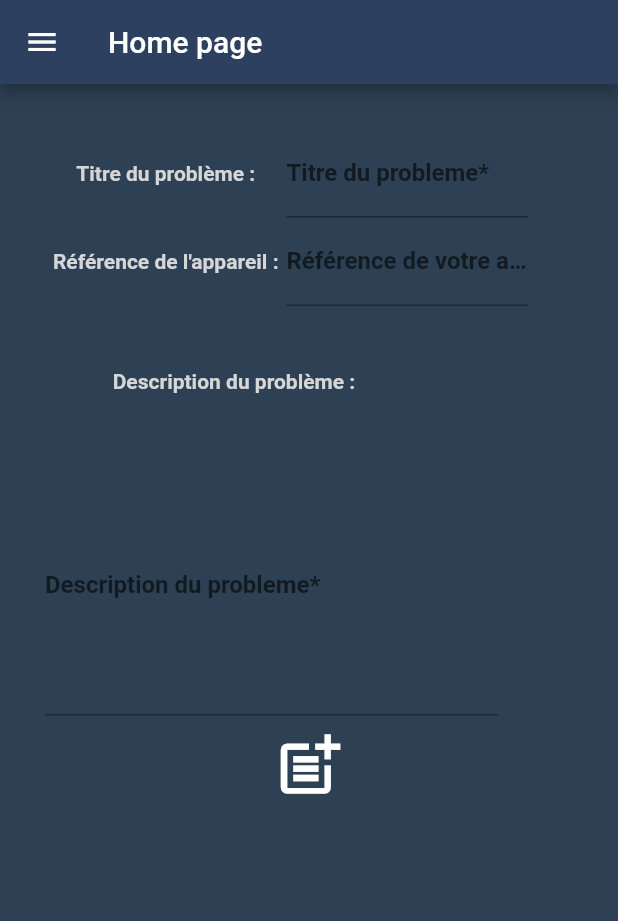
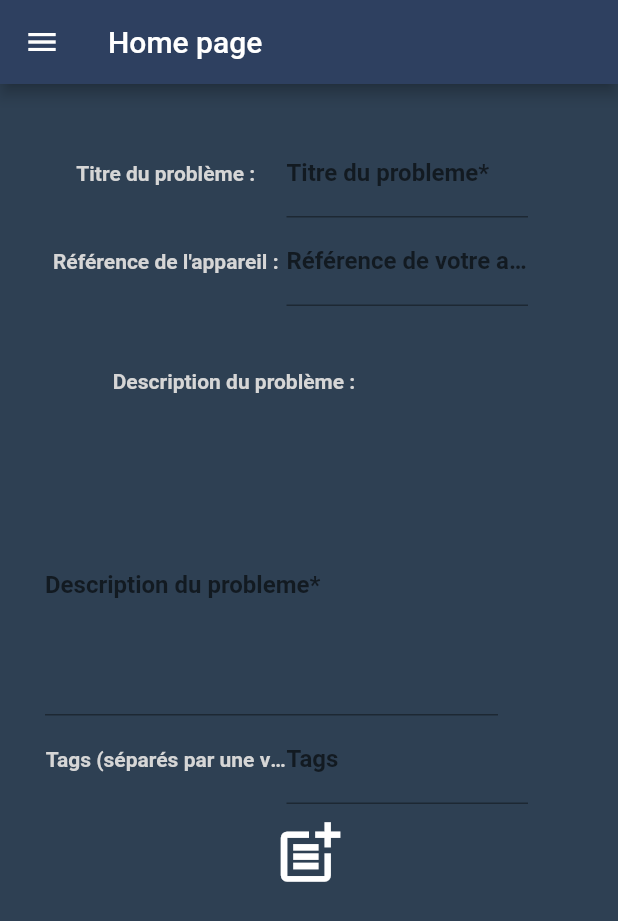
Before and after one commit to HelpMeApp2021/HelpMeApp2021, a Flutter app: the HomePage screen opened directly, on a phone screen of 412 x 824 dp. Shown: the top 921 px of the screen. Run offline on Flutter 3.47's test engine with Material 2 defaults, Android fonts, the phone set to English and light mode, and no system bars; our stand-ins replace cached_network_image, cloud_firestore, firebase_auth, firebase_core; accounts and stored records are empty.

Commit message:
Ajout du champs "tags" sur la page "poster un problème". Liaison avec la base de données à ajouter.

```diff
--- a/lib/src/pages/home_page/widgets/home_body.dart
+++ b/lib/src/pages/home_page/widgets/home_body.dart
@@ -17,6 +17,7 @@ class HomeBody extends StatelessWidget {
     final titreProbleme = TextEditingController();
     final referenceAppareil = TextEditingController();
     final descriptionProbleme = TextEditingController();
+    final tagsProbleme = TextEditingController();
 
     return Padding(
       padding: const EdgeInsets.all(30),
@@ -106,6 +107,33 @@ class HomeBody extends StatelessWidget {
             ),
             const Padding(padding: EdgeInsets.all(25)),
           ]),
+          Row(mainAxisAlignment: MainAxisAlignment.center, children: <Widget>[
+            Expanded(
+              //TODO : Ajouter les tags dans la base de données.
+                child: Text(
+                  'Tags (séparés par une virgule) :',
+                  textAlign: TextAlign.center,
+                  overflow: TextOverflow.ellipsis,
+                  style: TextStyle(
+                      fontWeight: FontWeight.bold, color: Colors.grey[350]),
+                )),
+            Expanded(
+              child: TextFormField(
+                controller: tagsProbleme,
+                decoration:
+                const InputDecoration(labelText: 'Tags'),
+                style: TextStyle(
+                    fontWeight: FontWeight.bold, color: Colors.grey[350]),
+                validator: (value) {
+                  if (value.isEmpty) {
+                    return 'Entrez les tags pour votre problème.';
+                  }
+                  return null;
+                },
+              ),
+            ),
+            const Padding(padding: EdgeInsets.all(15)),
+          ]),
           IconButton(
             icon: const Icon(Icons.post_add),
             iconSize: 50,
```
